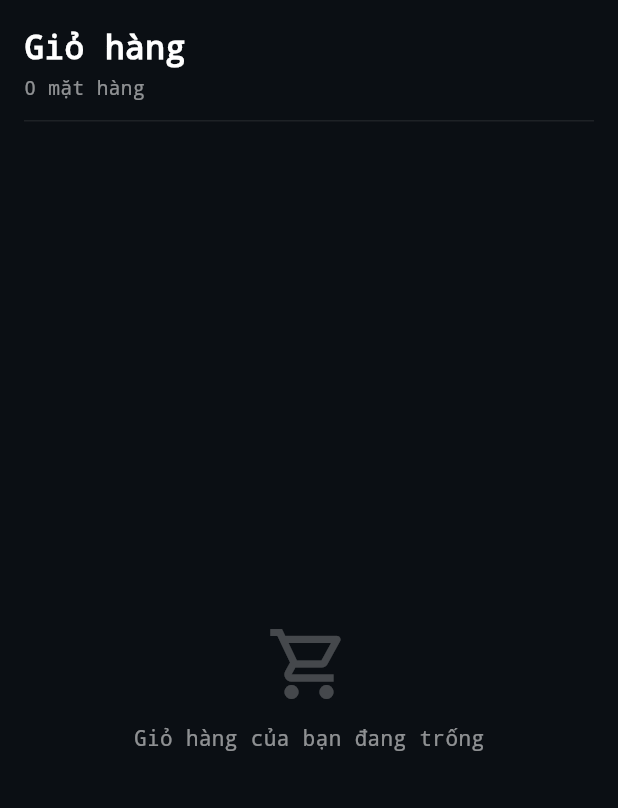
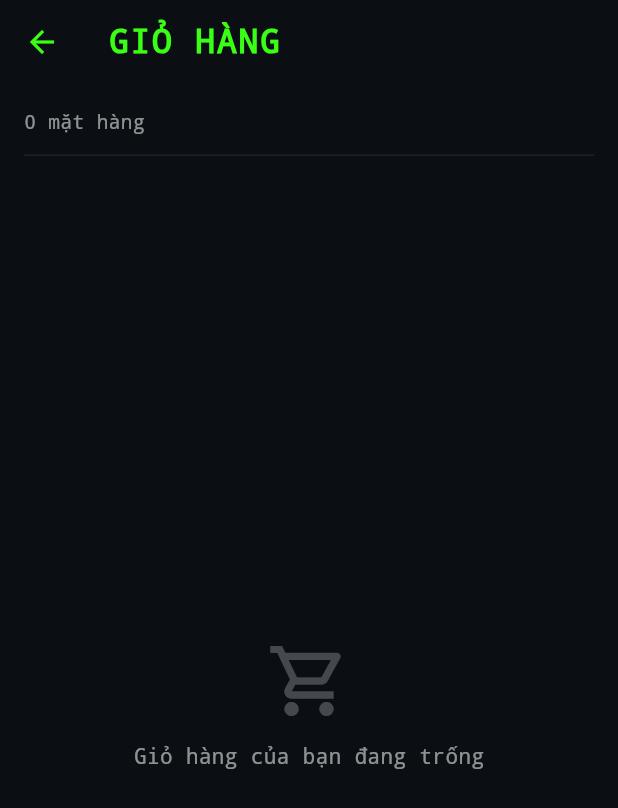
Before and after one commit to PhuongNPTSE193004/PRM393-Project, a Flutter app: the screen it shows once a user with an empty profile is signed in, after a tap on the "shopping cart" icon, on a phone screen of 412 x 824 dp. Shown: the top 808 px of the screen. Run offline on Flutter 3.47's test engine with Material 3 defaults, Android fonts, the phone set to English and light mode, and no system bars; our stand-ins replace cloud_firestore, firebase_auth, firebase_core; accounts and stored records are empty.

Commit message:
feat: complete data models per ERD and wire category loading from Firestore

```diff
--- a/lib/models/cart_item.dart
+++ b/lib/models/cart_item.dart
@@ -9,4 +9,6 @@ class CartItem {
     required this.product,
     required this.quantity,
   });
+
+  double get subtotal => product.price * quantity;
 }
--- a/lib/models/product.dart
+++ b/lib/models/product.dart
@@ -1,14 +1,9 @@
-class Category {
-  final String slug;
-  final String nameVi;
-
-  Category({required this.slug, required this.nameVi});
-}
-
 class Product {
   final String slug;
   final String name;
+  final String? brand;
   final double price;
+  final double? discountPrice;
   final double rating;
   final int? fps;
   final int stock;
@@ -19,11 +14,20 @@ class Product {
   final String? material;
   final String? magazine;
   final String? battery;
+  final String? powerSource;
+  final String? fireMode;
+  final double? barrelLength;
+  final double? weight;
+  final String? warranty;
+  final bool isAvailable;
+  final DateTime? createdAt;
 
   Product({
     required this.slug,
     required this.name,
+    this.brand,
     required this.price,
+    this.discountPrice,
     required this.rating,
     this.fps,
     required this.stock,
@@ -33,5 +37,12 @@ class Product {
     this.material,
     this.magazine,
     this.battery,
+    this.powerSource,
+    this.fireMode,
+    this.barrelLength,
+    this.weight,
+    this.warranty,
+    this.isAvailable = true,
+    this.createdAt,
   });
 }
--- /dev/null
+++ b/lib/repositories/category_repository.dart
@@ -0,0 +1,5 @@
+import '../models/category.dart';
+
+abstract class CategoryRepository {
+  Future<List<Category>> getCategories();
+}
--- a/lib/screens/customer/cart_screen.dart
+++ b/lib/screens/customer/cart_screen.dart
@@ -110,6 +110,18 @@ class _CartScreenState extends State<CartScreen> {
 
     return Scaffold(
       backgroundColor: kBackground,
+      appBar: AppBar(
+        backgroundColor: kBackground,
+        foregroundColor: kNeon,
+        title: const Text(
+          'GIỎ HÀNG',
+          style: TextStyle(
+            fontFamily: 'monospace',
+            fontWeight: FontWeight.bold,
+            letterSpacing: 1.2,
+          ),
+        ),
+      ),
       body: SafeArea(
         child: _isLoading
             ? const Center(child: CircularProgressIndicator(color: kNeon))
@@ -203,15 +215,6 @@ class _CartScreenState extends State<CartScreen> {
       child: Column(
         crossAxisAlignment: CrossAxisAlignment.start,
         children: [
-          const Text(
-            'Giỏ hàng',
-            style: TextStyle(
-              color: Colors.white,
-              fontSize: 22,
-              fontWeight: FontWeight.bold,
-            ),
-          ),
-          const SizedBox(height: 2),
           Text(
             '$itemCount mặt hàng',
             style: const TextStyle(color: Colors.white54, fontSize: 13),
--- a/lib/screens/customer/product_list_screen.dart
+++ b/lib/screens/customer/product_list_screen.dart
@@ -5,6 +5,7 @@ import '../../services/cart_service.dart';
 import '../../theme/app_theme.dart';
 import '../login_screen.dart';
 import '../../models/product.dart';
+import '../../models/category.dart';
 import '../../widgets/product_card.dart';
 import 'cart_screen.dart';
 import 'profile_screen.dart';
@@ -13,9 +14,11 @@ import 'notifications_screen.dart';
 
 import '../../services/product_service.dart';
 import '../../services/notification_service.dart';
+import '../../services/category_service.dart';
 import '../../repositories/firebase/firestore_product_repository.dart';
 import '../../repositories/firebase/firestore_cart_repository.dart';
 import '../../repositories/firebase/firestore_notification_repository.dart';
+import '../../repositories/firebase/firestore_category_repository.dart';
 import 'about_screen.dart';
 
 class ProductListScreen extends StatefulWidget {
@@ -35,6 +38,7 @@ class _ProductListScreenState extends State<ProductListScreen> {
   late final CartService _cartService;
   late final AuthService _authService;
   late final NotificationService _notificationService;
+  late final CategoryService _categoryService;
   int _cartItemCount = 0;
 
   String? get _uid => _authService.currentUserId;
@@ -47,9 +51,13 @@ class _ProductListScreenState extends State<ProductListScreen> {
     final productRepository = FirestoreProductRepository();
     _service = ProductService(productRepository);
     _cartService = CartService(FirestoreCartRepository(productRepository));
-    _notificationService = NotificationService(FirestoreNotificationRepository());
+    _notificationService = NotificationService(
+      FirestoreNotificationRepository(),
+    );
+    _categoryService = CategoryService(FirestoreCategoryRepository());
 
     _loadProducts();
+    _loadCategories();
     _loadCartCount();
   }
 
@@ -64,60 +72,11 @@ class _ProductListScreenState extends State<ProductListScreen> {
     });
   }
 
-  // Mock Categories (equivalent to useQuery for categories)
-  final List<Category> _categories = [
-    Category(slug: 'aeg', nameVi: 'Súng Trường AEG'),
-    Category(slug: 'gbb', nameVi: 'Súng Lục GBB'),
-    Category(slug: 'sniper', nameVi: 'Súng Ngắm'),
-    Category(slug: 'gear', nameVi: 'Trang Bị'),
-  ];
-
-  // Mock Products (equivalent to useQuery for products)
-  List<Product> _allProducts = [
-    Product(
-      slug: 'm4a1',
-      name: 'M4A1 Carbine',
-      price: 4500000,
-      rating: 4.5,
-      fps: 400,
-      stock: 5,
-      categorySlug: 'aeg',
-      images: ['https://firebasestorage.googleapis.com/v0/b/airsoft-mobile-store.appspot.com/o/products%2Fm4a1.jpg?alt=media'],
-    ),
-    Product(
-      slug: 'glock19',
-      name: 'Glock 19 Gen 4',
-      price: 2500000,
-      rating: 4.8,
-      fps: 300,
-      stock: 12,
-      categorySlug: 'gbb',
-      images: ['https://firebasestorage.googleapis.com/v0/b/airsoft-mobile-store.appspot.com/o/products%2Fglock19.jpg?alt=media'],
-    ),
-    Product(
-      slug: 'vsr10',
-      name: 'VSR-10 Pro Sniper',
-      price: 6000000,
-      rating: 4.9,
-      fps: 500,
-      stock: 0,
-      categorySlug: 'sniper',
-      images: ['https://firebasestorage.googleapis.com/v0/b/airsoft-mobile-store.appspot.com/o/products%2Fvsr10.jpg?alt=media'],
-    ),
-    Product(
-      slug: 'vest',
-      name: 'Tactical Vest JPC',
-      price: 1200000,
-      rating: 4.2,
-      fps: null,
-      stock: 20,
-      categorySlug: 'gear',
-      images: ['https://firebasestorage.googleapis.com/v0/b/airsoft-mobile-store.appspot.com/o/products%2Fvest.jpg?alt=media'],
-    ),
-  ];
+  List<Category> _categories = [];
+  List<Product> _allProducts = [];
 
   Future<void> _logout(BuildContext context) async {
-    await AuthService().logout();
+    await _authService.logout();
     if (!context.mounted) return;
     Navigator.of(context).pushAndRemoveUntil(
       MaterialPageRoute(builder: (_) => const LoginScreen()),
@@ -171,11 +130,9 @@ class _ProductListScreenState extends State<ProductListScreen> {
               );
             },
           ),
-          Stack(
-            alignment: Alignment.center,
-            children: [
-              IconButton(
-                icon: const Icon(Icons.shopping_cart_outlined),
+          _IconButtonWithBadge(
+            icon: Icons.shopping_cart_outlined,
+            count: _cartItemCount,
             onPressed: () async {
               final uid = _uid;
               if (uid == null) return;
@@ -190,42 +147,14 @@ class _ProductListScreenState extends State<ProductListScreen> {
               _loadCartCount();
             },
           ),
-              if (_cartItemCount > 0)
-                Positioned(
-                  top: 8,
-                  right: 8,
-                  child: Container(
-                    padding: const EdgeInsets.all(3),
-                    constraints: const BoxConstraints(
-                      minWidth: 16,
-                      minHeight: 16,
-                    ),
-                    decoration: const BoxDecoration(
-                      color: kNeon,
-                      shape: BoxShape.circle,
-                    ),
-                    child: Text(
-                      _cartItemCount > 9 ? '9+' : '$_cartItemCount',
-                      textAlign: TextAlign.center,
-                      style: const TextStyle(
-                        color: Colors.black,
-                        fontSize: 10,
-                        fontWeight: FontWeight.bold,
-                      ),
-                    ),
-                  ),
-                ),
-            ],
-          ),
           StreamBuilder<int>(
             stream: _notificationService.getUnreadCount(_uid ?? ''),
             builder: (context, snapshot) {
-              final count = snapshot.data ?? 0;
-              return Stack(
-                alignment: Alignment.center,
-                children: [
-                  IconButton(
-                    icon: const Icon(Icons.notifications_outlined),
+              return _IconButtonWithBadge(
+                icon: Icons.notifications_outlined,
+                count: snapshot.data ?? 0,
+                badgeColor: Colors.redAccent,
+                badgeTextColor: Colors.white,
                 onPressed: () {
                   final uid = _uid;
                   if (uid == null) return;
@@ -239,33 +168,6 @@ class _ProductListScreenState extends State<ProductListScreen> {
                     ),
                   );
                 },
-                  ),
-                  if (count > 0)
-                    Positioned(
-                      top: 8,
-                      right: 8,
-                      child: Container(
-                        padding: const EdgeInsets.all(3),
-                        constraints: const BoxConstraints(
-                          minWidth: 16,
-                          minHeight: 16,
-                        ),
-                        decoration: const BoxDecoration(
-                          color: Colors.redAccent,
-                          shape: BoxShape.circle,
-                        ),
-                        child: Text(
-                          count > 9 ? '9+' : '$count',
-                          textAlign: TextAlign.center,
-                          style: const TextStyle(
-                            color: Colors.white,
-                            fontSize: 10,
-                            fontWeight: FontWeight.bold,
-                          ),
-                        ),
-                      ),
-                    ),
-                ],
               );
             },
           ),
@@ -316,7 +218,7 @@ class _ProductListScreenState extends State<ProductListScreen> {
               padding: const EdgeInsets.symmetric(horizontal: 16),
               children: [
                 _buildCategoryChip('Tất cả', null),
-                ..._categories.map((c) => _buildCategoryChip(c.nameVi, c.slug)),
+                ..._categories.map((c) => _buildCategoryChip(c.name, c.id)),
               ],
             ),
           ),
@@ -482,4 +384,60 @@ class _ProductListScreenState extends State<ProductListScreen> {
       _loading = false;
     });
   }
+
+  Future<void> _loadCategories() async {
+    final categories = await _categoryService.getCategories();
+    if (!mounted) return;
+    setState(() {
+      _categories = categories;
+    });
   }
+}
+
+class _IconButtonWithBadge extends StatelessWidget {
+  final IconData icon;
+  final int count;
+  final VoidCallback onPressed;
+  final Color badgeColor;
+  final Color badgeTextColor;
+
+  const _IconButtonWithBadge({
+    required this.icon,
+    required this.count,
+    required this.onPressed,
+    this.badgeColor = kNeon,
+    this.badgeTextColor = Colors.black,
+  });
+
+  @override
+  Widget build(BuildContext context) {
+    return Stack(
+      alignment: Alignment.center,
+      children: [
+        IconButton(icon: Icon(icon), onPressed: onPressed),
+        if (count > 0)
+          Positioned(
+            top: 8,
+            right: 8,
+            child: Container(
+              padding: const EdgeInsets.all(3),
+              constraints: const BoxConstraints(minWidth: 16, minHeight: 16),
+              decoration: BoxDecoration(
+                color: badgeColor,
+                shape: BoxShape.circle,
+              ),
+              child: Text(
+                count > 9 ? '9+' : '$count',
+                textAlign: TextAlign.center,
+                style: TextStyle(
+                  color: badgeTextColor,
+                  fontSize: 10,
+                  fontWeight: FontWeight.bold,
+                ),
+              ),
+            ),
+          ),
+      ],
+    );
+  }
+}
--- /dev/null
+++ b/lib/services/category_service.dart
@@ -0,0 +1,12 @@
+import '../models/category.dart';
+import '../repositories/category_repository.dart';
+
+class CategoryService {
+  final CategoryRepository _repository;
+
+  CategoryService(this._repository);
+
+  Future<List<Category>> getCategories() {
+    return _repository.getCategories();
+  }
+}
```
Also changed, not shown: lib/models/app_user.dart (added, +23 -0 lines), lib/models/cart.dart (added, +13 -0 lines), lib/models/category.dart (added, +11 -0 lines), lib/models/order.dart (added, +21 -0 lines), lib/models/order_item.dart (added, +17 -0 lines), lib/models/review.dart (added, +17 -0 lines), lib/models/store_location.dart (added, +19 -0 lines), lib/repositories/firebase/firestore_category_repository.dart (added, +26 -0 lines), lib/repositories/firebase/firestore_product_repository.dart (+23 -45 lines), lib/screens/customer/profile_screen.dart (+5 -4 lines). Lines whose indentation alone changed are shown as unchanged.
